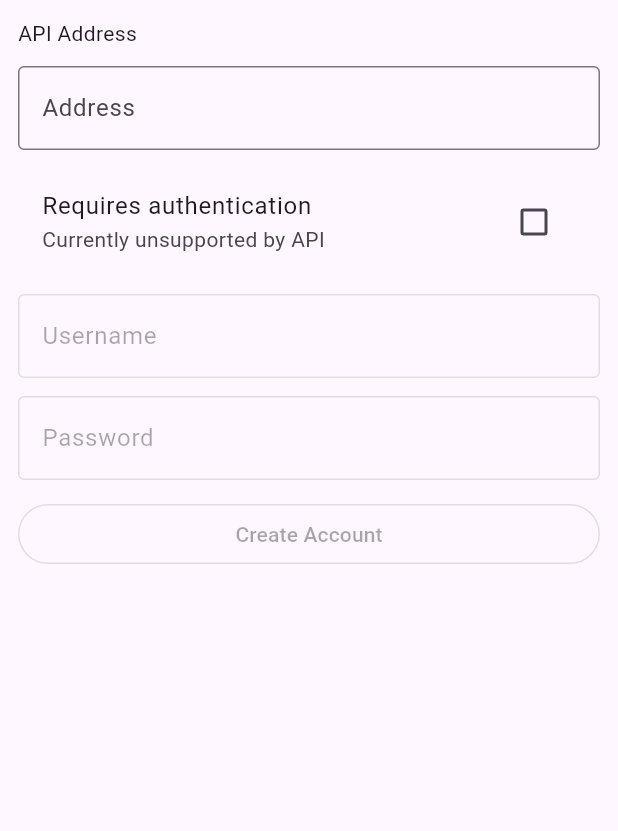
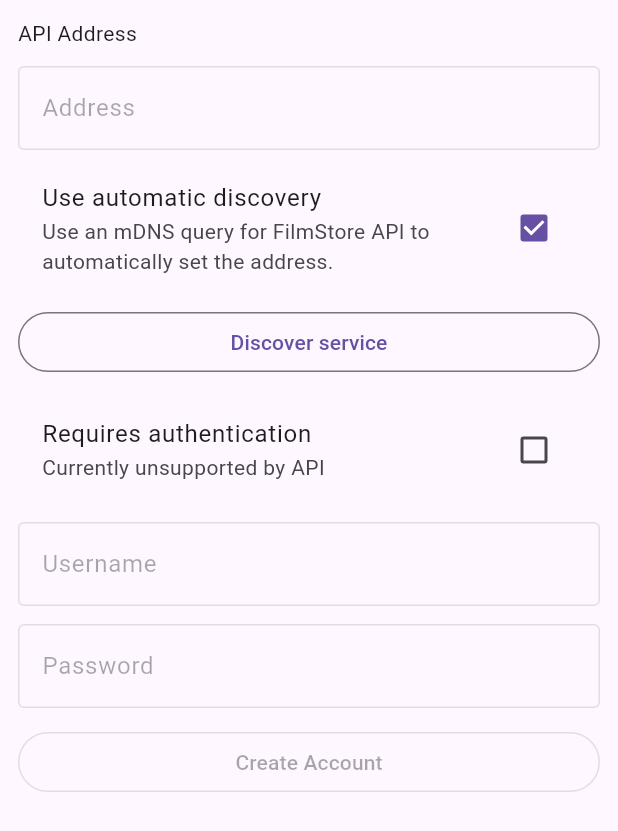
Before and after one commit to C4lopsitta/filmstore-flutter, a Flutter app: the Settings widget shown alone on an empty page, opened directly, on a phone screen of 412 x 824 dp. Shown: the top 831 px of the screen. Run offline on Flutter 3.47's test engine with Material 3 defaults, Android fonts, the phone set to English and light mode, and no system bars; our stand-ins replace multicast_dns, shared_preferences; accounts and stored records are empty.

Commit message:
Added API discovery

```diff
--- a/lib/Routes/Settings.dart
+++ b/lib/Routes/Settings.dart
@@ -30,10 +30,13 @@ class _Settings extends State<Settings> {
     preferences = await SharedPreferences.getInstance();
 
     addressController.text = preferences?.getString(PreferencesKeys.address) ?? "";
+    useDiscovery = preferences?.getBool(PreferencesKeys.useDiscovery) ?? true;
     setState(() {});
   }
 
   bool authEnabled = false;
+  bool useDiscovery = false;
+  bool discoveringService = false;
 
   @override
   Widget build(BuildContext context) {
@@ -53,6 +56,7 @@ class _Settings extends State<Settings> {
               hintText: "Include http:// or https:// and port",
               error: addressError,
             ),
+            enabled: !useDiscovery,
             onSubmitted: (String newValue) async {
               if(preferences != null) {
                 newValue.replaceAll(RegExp(r"/$"), '');
@@ -72,6 +76,38 @@ class _Settings extends State<Settings> {
                 }
               }
             },
+          ),
+          const SizedBox(height: 12),
+          CheckboxListTile(
+              title: const Text("Use automatic discovery"),
+              subtitle: const Text("Use an mDNS query for FilmStore API to automatically set the address."),
+              value: useDiscovery,
+              onChanged: (bool? newValue) {
+                preferences?.setBool(PreferencesKeys.useDiscovery, newValue ?? true);
+                useDiscovery = !useDiscovery;
+                setState(() {});
+              }
+          ),
+          const SizedBox(height: 12),
+          SizedBox(
+            width: MediaQuery.sizeOf(context).width,
+            child: OutlinedButton(
+              onPressed: (useDiscovery) ? () async {
+                discoveringService = true;
+                setState(() {});
+                await Api.discoverApi();
+                addressController.text = preferences?.getString(PreferencesKeys.address) ?? "";
+                addressError = null;
+                discoveringService = false;
+                setState(() {});
+              } : null,
+              child: (discoveringService) ? const SizedBox(
+                  width: 12,
+                  height: 12,
+                  child: CircularProgressIndicator(),
+                ) :
+                const Text("Discover service")
+            )
           ),
           const SizedBox(height: 12),
           CheckboxListTile(
--- a/lib/api.dart
+++ b/lib/api.dart
@@ -4,11 +4,36 @@ import 'package:filmstore/Entities/FilmStock.dart';
 import 'package:filmstore/Entities/FilmRoll.dart';
 import 'package:filmstore/preferences_keys.dart';
 import 'package:http/http.dart' as http;
+import 'package:multicast_dns/multicast_dns.dart';
 import 'package:shared_preferences/shared_preferences.dart';
 
 class Api {
   static Set<FilmStock>? globalStocks;
   static List<FilmRoll>? globalRolls;
+  static String _mdsn_discovery_name = "_filmstore-api._tcp.local";
+
+  static Future<void> discoverApi() async {
+    final mdnsClient = MDnsClient();
+    await mdnsClient.start();
+
+    await for (final PtrResourceRecord ptr in mdnsClient
+        .lookup<PtrResourceRecord>(ResourceRecordQuery.serverPointer(_mdsn_discovery_name))) {
+      await for (final SrvResourceRecord srv in mdnsClient.lookup<SrvResourceRecord>(
+          ResourceRecordQuery.service(ptr.domainName))) {
+        print('Filmstore API instance found at '
+            '${srv.target}:${srv.port}".');
+        SharedPreferences preferences = await SharedPreferences.getInstance();
+        bool useDiscovery = preferences.getBool(PreferencesKeys.useDiscovery) ?? true;
+
+        if(useDiscovery) {
+          preferences.setString(PreferencesKeys.address, "http://${srv.target}:${srv.port}");
+        }
+
+      }
+    }
+
+    mdnsClient.stop();
+  }
 
   /// Queries API and returns a list of Film Stocks
   ///
--- a/lib/main.dart
+++ b/lib/main.dart
@@ -47,13 +47,14 @@ class _ApplicationRoot extends State<ApplicationRoot> {
 
   @override
   void initState() {
+    fetchData();
     super.initState();
-
-    fetchData();
   }
 
+  int lastPanTimestamp = 0;
 
   Future<void> fetchRolls() async {
+    Api.globalRolls = [];
     Api.globalRolls = await Api.getFilmRolls();
 
     for(FilmRoll roll in Api.globalRolls!) {
@@ -63,6 +64,7 @@ class _ApplicationRoot extends State<ApplicationRoot> {
   }
 
   Future<void> fetchStocks() async {
+      Api.globalStocks = <FilmStock>{};
       Api.globalStocks = (await Api.getFilmStocks()).toSet();
 
       for(FilmStock stock in Api.globalStocks!) {
@@ -73,6 +75,9 @@ class _ApplicationRoot extends State<ApplicationRoot> {
 
   void fetchData() async {
     try {
+      await Api.discoverApi();
+      filmRollCards = [];
+      filmStockCards = [];
       await fetchRolls();
       await fetchStocks();
       setState(() {});
@@ -114,8 +119,8 @@ class _ApplicationRoot extends State<ApplicationRoot> {
                   alignment: Alignment.topCenter,
                   child: FloatingActionButton.small(
                     onPressed: () {},
+                    heroTag: "Search",
                     child: const Icon(Icons.search_rounded),
-                    heroTag: "Search",
                   ),
                 ),
                 Align(
@@ -125,6 +130,7 @@ class _ApplicationRoot extends State<ApplicationRoot> {
                       Navigator.push(
                         context,
                         MaterialPageRoute(builder: (context) => CreateFilmroll())).then((value) async {
+                          filmRollCards = [];
                           await fetchRolls();
                           setState(() {});
                         });
@@ -142,6 +148,7 @@ class _ApplicationRoot extends State<ApplicationRoot> {
               Navigator.push(
                   context,
                   MaterialPageRoute(builder: (context) => CreateFilmstock())).then((value) async {
+                    filmStockCards = [];
                     await fetchStocks();
                     setState(() {});
               });
@@ -158,7 +165,6 @@ class _ApplicationRoot extends State<ApplicationRoot> {
         ][currentPageIndex],
 
         bottomNavigationBar: GestureDetector(
-
           child: NavigationBar(
             onDestinationSelected: (int index) { setState((){ currentPageIndex = index; }); },
             selectedIndex: currentPageIndex,
--- a/lib/preferences_keys.dart
+++ b/lib/preferences_keys.dart
@@ -1,3 +1,4 @@
 class PreferencesKeys {
-  static const String address = "ADDRESS";
+  static const String address = "STR_ADDRESS";
+  static const String useDiscovery = "BOOL_USE_DISCOVERY";
 }
--- a/pubspec.yaml
+++ b/pubspec.yaml
@@ -1,5 +1,5 @@
 name: filmstore
-description: "A new Flutter project."
+description: ""
 # The following line prevents the package from being accidentally published to
 # pub.dev using `flutter pub publish`. This is preferred for private packages.
 publish_to: 'none' # Remove this line if you wish to publish to pub.dev
@@ -16,7 +16,7 @@ publish_to: 'none' # Remove this line if you wish to publish to pub.dev
 # https://developer.apple.com/library/archive/documentation/General/Reference/InfoPlistKeyReference/Articles/CoreFoundationKeys.html
 # In Windows, build-name is used as the major, minor, and patch parts
 # of the product and file versions while build-number is used as the build suffix.
-version: 0.0.3
+version: 0.1.0
 
 environment:
   sdk: '>=3.3.3 <4.0.0'
@@ -32,6 +32,7 @@ dependencies:
     sdk: flutter
   http: any
   shared_preferences: ^2.2.3
+  multicast_dns: ^0.3.2+7
 
 
   # The following adds the Cupertino Icons font to your application.
```
Also changed, not shown: lib/Routes/Stocks.dart (+5 -30 lines), pubspec.lock, 1 other file.
